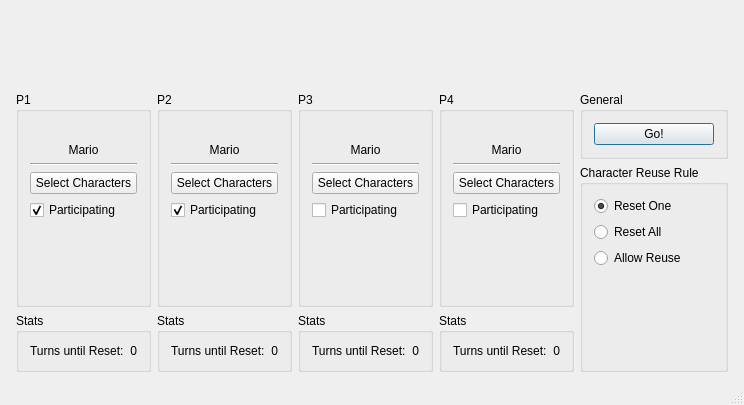
The window that MainWindow.ui (liclac/BrawlTool) describes before a commit, drawn with Qt 5.
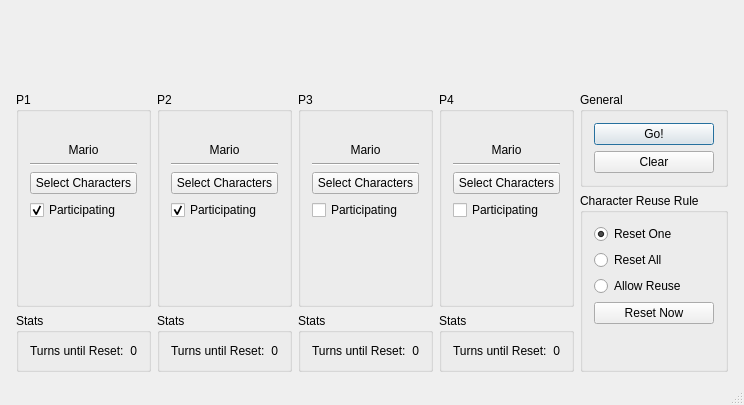
The same window after the commit. Icons and pictures are not drawn. Custom widgets are drawn as their Qt base class.

```diff
--- a/MainWindow.ui
+++ b/MainWindow.ui
@@ -608,6 +608,16 @@
                </property>
               </widget>
              </item>
+             <item>
+              <widget class="QPushButton" name="clearButton">
+               <property name="statusTip">
+                <string>Clear all selections</string>
+               </property>
+               <property name="text">
+                <string>Clear</string>
+               </property>
+              </widget>
+             </item>
             </layout>
            </widget>
           </item>
@@ -650,6 +660,16 @@
                </property>
               </widget>
              </item>
+             <item>
+              <widget class="QPushButton" name="resetNowButton">
+               <property name="statusTip">
+                <string>Reset all character queues</string>
+               </property>
+               <property name="text">
+                <string>Reset Now</string>
+               </property>
+              </widget>
+             </item>
              <item>
               <spacer name="verticalSpacer">
                <property name="orientation">
```
Left out of the diff: 3 changed lines with no effect on the pictures.
